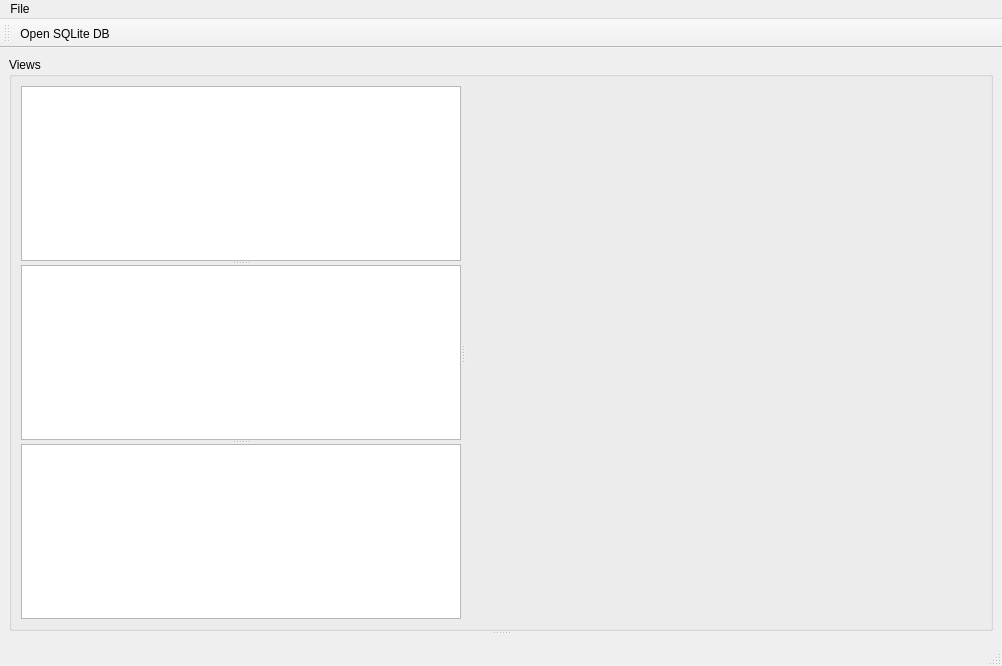
First picture: the form in VTK/Examples/Infovis/Cxx/StatsView/StatsView.ui, repository wildmichael/ParaView3-enhancements-old, before the edit.
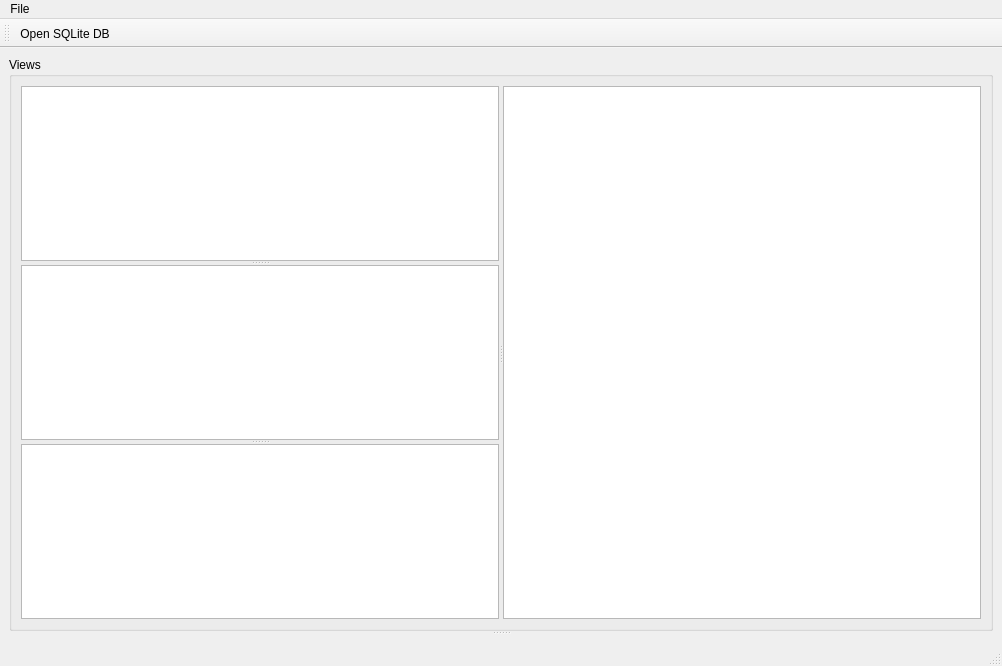
Second picture: the form after the edit. Icons and pictures are not drawn. Custom widgets are drawn as their Qt base class.

Commit message: ENH: a complete descriptive/order/correlative statistics view example

Diff of the .ui file:
```diff
--- a/VTK/Examples/Infovis/Cxx/StatsView/StatsView.ui
+++ b/VTK/Examples/Infovis/Cxx/StatsView/StatsView.ui
@@ -100,7 +100,7 @@
             </property>
            </widget>
           </widget>
-          <widget class="QVTKWidget" native="1" name="vtkGraphViewWidget" >
+          <widget class="QTableView" native="1" name="tableView4" >
            <property name="sizePolicy" >
             <sizepolicy vsizetype="Expanding" hsizetype="Expanding" >
              <horstretch>1</horstretch>
```
The commit also changes 2 other files.
